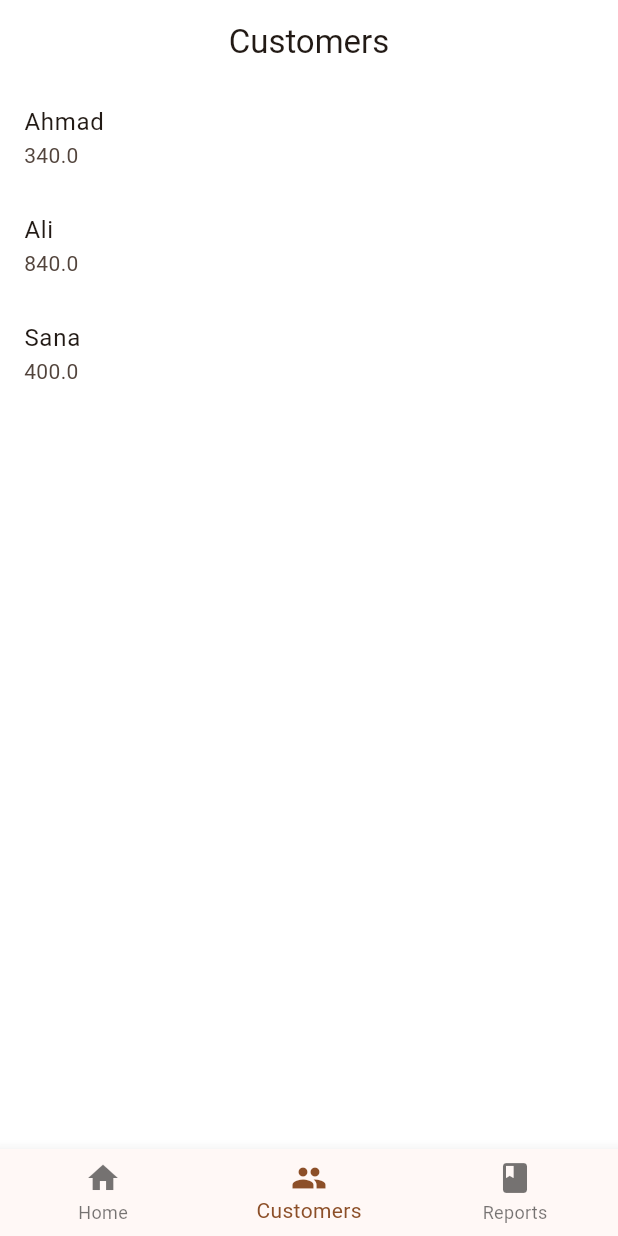
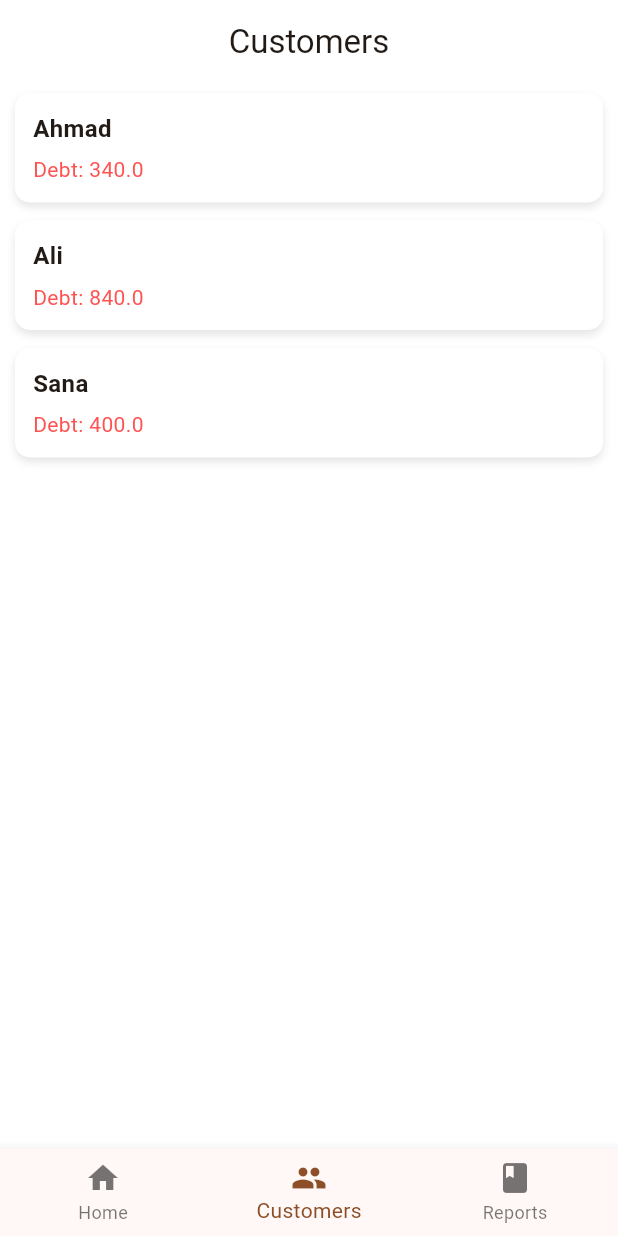
Before and after one commit to WazhmaHakimi/KitabchaHisab, a Flutter app: the screen it shows after launch, item 2 of the bottom bar chosen, on a phone screen of 412 x 824 dp. Run offline on Flutter 3.47's test engine with Material 3 defaults, Android fonts, the phone set to English and light mode, and no system bars.

Commit message:
Customer Details screen updated, along with Customer Card, also infoRow added.

```diff
--- a/lib/screens/customers_screen.dart
+++ b/lib/screens/customers_screen.dart
@@ -1,5 +1,7 @@
 import 'package:flutter/material.dart';
 import 'package:kitabcha_hisab/data/customer_data.dart';
+import 'package:kitabcha_hisab/screens/customer_detail_screen.dart';
+import 'package:kitabcha_hisab/widgets/customer_card.dart';
 
 class CustomersScreen extends StatelessWidget {
   const CustomersScreen({super.key});
@@ -13,10 +15,7 @@ class CustomersScreen extends StatelessWidget {
         itemBuilder: (context, index) {
           final customer = CustomerData.customers[index];
 
-          return ListTile(
-            title: Text(customer.name),
-            subtitle: Text(customer.debt.toString()),
-          );
+          return CustomerCard(customer: customer);
         },
       ),
     );
--- a/lib/widgets/customer_card.dart
+++ b/lib/widgets/customer_card.dart
@@ -1,4 +1,6 @@
 import 'package:flutter/material.dart';
+import 'package:kitabcha_hisab/screens/customer_detail_screen.dart';
+import 'package:kitabcha_hisab/utils/constants.dart';
 import '../models/customer.dart';
 
 class CustomerCard extends StatelessWidget {
@@ -7,12 +9,40 @@ class CustomerCard extends StatelessWidget {
 
   @override
   Widget build(BuildContext context) {
-    return Container(
-      child: Column(
-        children: [
-          Text(customer.name),
-          Text(customer.debt.toString())
-        ],
+    return InkWell(
+      onTap: () {
+        Navigator.push(context, MaterialPageRoute(builder: (context) {
+          return CustomerDetailScreen(customer: customer);
+        }));
+      },
+      child: Container(
+        margin: const EdgeInsets.symmetric(vertical: 6, horizontal: 10),
+        padding: const EdgeInsets.all(12),
+        decoration: BoxDecoration(
+          color: Colors.white,
+          borderRadius: BorderRadius.all(Radius.circular(10)),
+          boxShadow: [
+            BoxShadow(
+              color: Colors.black.withOpacity(0.1),
+              blurRadius: 4,
+              offset: Offset(0, 3),
+            ),
+          ]
+        ),
+        child: Column(
+          crossAxisAlignment: CrossAxisAlignment.start,
+          children: [
+            Text(
+              customer.name,
+              style: TextStyle(fontSize: 16, fontWeight: FontWeight.bold),
+            ),
+            SizedBox(height: 6),
+            Text(
+              "Debt: ${customer.debt}",
+              style: TextStyle(color: Colors.redAccent),
+            ),
+          ],
+        ),
       ),
     );
   }
```
Also changed, not shown: lib/screens/customer_detail_screen.dart (+47 -0 lines), lib/widgets/info_row.dart (added, +27 -0 lines).
